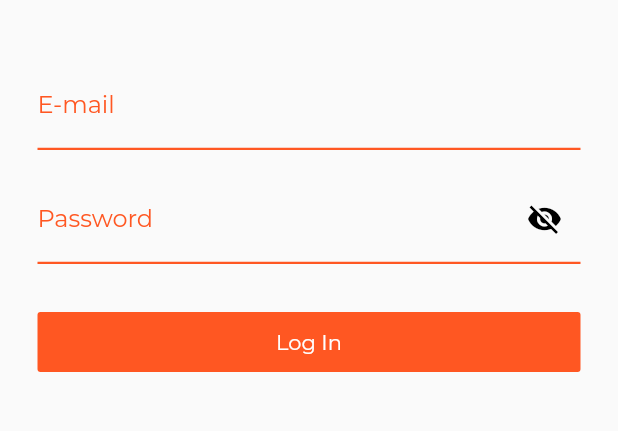
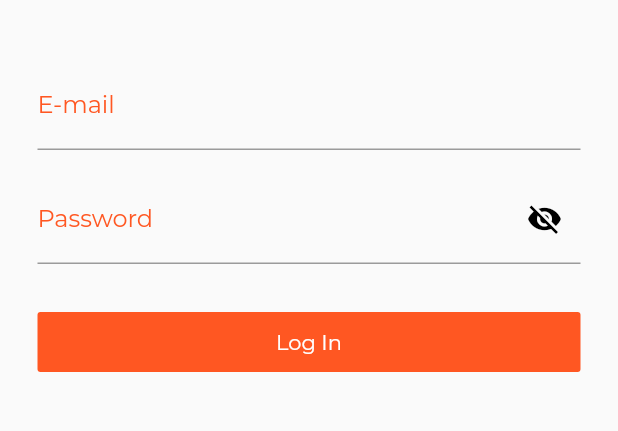
Before and after one commit to Drakula44/TeacherBoard, a Flutter app: the screen it shows after launch, after a tap on "Log in", on a phone screen of 412 x 824 dp, the part 477-908 px from its top. Run offline on Flutter 3.47's test engine with Material 2 defaults, Android fonts, the phone set to English and light mode, and no system bars.

```diff
--- a/lib/main.dart
+++ b/lib/main.dart
@@ -1,5 +1,6 @@
 import 'package:flutter/material.dart';
 import 'package:flutter/services.dart';
+import 'package:teacherboardapp/pages/details.dart';
 import 'package:teacherboardapp/pages/home.dart';
 import 'package:teacherboardapp/pages/login.dart';
 
--- a/lib/pages/home.dart
+++ b/lib/pages/home.dart
@@ -1,4 +1,5 @@
 import 'package:flutter/material.dart';
+import 'package:teacherboardapp/pages/details.dart';
 
 class Home extends StatelessWidget {
 
@@ -7,17 +8,23 @@ class Home extends StatelessWidget {
     return Scaffold(
       appBar: AppBar(
         title: Text('Teacherboard'),
+        actions: <Widget>[
+          FlatButton(
+            child: Text(
+                'Log in',
+              style: TextStyle(color: Colors.white),
+            ),
+            onPressed: () {
+              Navigator.pushNamed(context, '/login');
+            },
+          ),
+
+        ],
 
       ),
       body: Column(
         children: <Widget>[
-          FlatButton(
-            child: Text('Log in'),
-            onPressed: () {
-              Navigator.pushNamed(context, '/login');
-            },
-          ),
-          Flexible(
+          Expanded(
               child: Posts()
           ),
         ],
@@ -57,13 +64,30 @@ class _PostsState extends State<Posts> {
         itemBuilder: (context, i) {
           if(i < _mockPosts.length)
             return _buildRow(_mockPosts[i]);
+          if(i == _mockPosts.length)
+            return Center(
+              child: Text(
+                "Oh, it looks like you've reached the end",
+                style: TextStyle(
+                  color: Colors.grey,
+                ),
+              ),
+            );
           return null;
         }
     );
   }
 
   Widget _buildRow (Post post) {
-    return PostListItem(post: post);
+    return InkWell(
+        onTap: () {
+          var route = new MaterialPageRoute(
+            builder: (BuildContext context) => new Details(post),
+          );
+          Navigator.of(context).push(route);
+        },
+        child: PostListItem(post: post)
+    );
   }
 
   @override
@@ -170,6 +194,21 @@ class _PostListItemState extends State<PostListItem> {
             child: Column(
               children: <Widget>[
                 Row(
+                  mainAxisAlignment: MainAxisAlignment.spaceBetween,
+                  children: <Widget>[
+                    Text(
+                      _post.timestamp,
+
+                    ),
+                    Text(
+                        _post.school
+                    ),
+                    Text(
+                        _post.subject
+                    )
+                  ],
+                ),
+                Row(
                   children: <Widget>[
                     Expanded(
                       flex: 2,
@@ -241,21 +280,6 @@ class _PostListItemState extends State<PostListItem> {
                     )
                   ],
                 ),
-                Row(
-                  mainAxisAlignment: MainAxisAlignment.spaceBetween,
-                  children: <Widget>[
-                    Text(
-                      _post.timestamp,
-
-                    ),
-                    Text(
-                        _post.school
-                    ),
-                    Text(
-                        _post.subject
-                    )
-                  ],
-                )
               ],
             )
         )
--- a/lib/pages/login.dart
+++ b/lib/pages/login.dart
@@ -77,12 +77,12 @@ class _LoginFormState extends State<LoginForm> {
                   labelStyle: TextStyle(
                     color: Colors.deepOrange,
                   ),
-                  enabledBorder: UnderlineInputBorder(
+                  /*enabledBorder: UnderlineInputBorder(
                     borderSide: BorderSide(width: 1.5, color: Colors.deepOrange),
                   ),
                   focusedBorder: UnderlineInputBorder(
                     borderSide: BorderSide(width: 2.0, color: Colors.deepOrange),
-                  ),
+                  ),*/
               ),
               onSaved: (String value) {
                 _data.email = value;
@@ -103,12 +103,12 @@ class _LoginFormState extends State<LoginForm> {
                 labelStyle: TextStyle(
                   color: Colors.deepOrange,
                 ),
-                enabledBorder: UnderlineInputBorder(
+                /*enabledBorder: UnderlineInputBorder(
                   borderSide: BorderSide(width: 1.5, color: Colors.deepOrange),
                 ),
                 focusedBorder: UnderlineInputBorder(
                   borderSide: BorderSide(width: 2.0, color: Colors.deepOrange),
-                ),
+                ),*/
                 suffixIcon: IconButton(
                   icon: Icon(
                     _passwordIcon,
```
Also changed, not shown: lib/pages/details.dart (added, +24 -0 lines).
